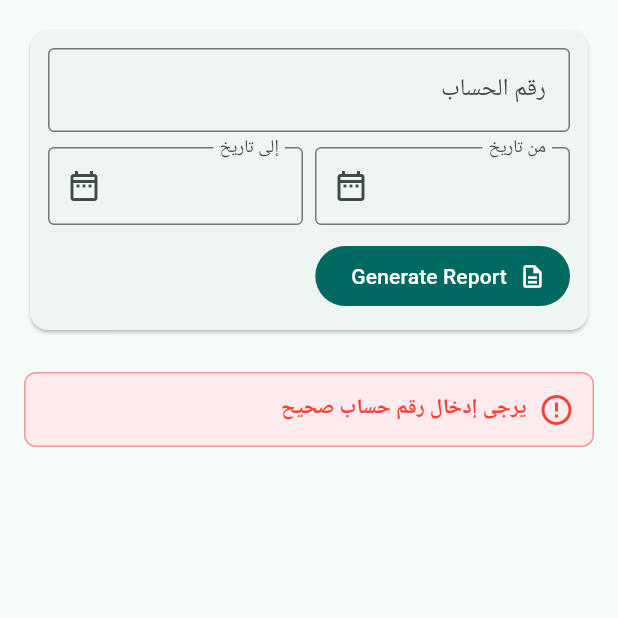
After one commit to AiExpert1985/subscribers_payment, a Flutter app: the ReportsScreen screen opened directly, after a tap on "Generate Report", on a phone screen of 412 x 824 dp, the top half of it. The commit adds this screen. Run offline on Flutter 3.47's test engine with Material 3 defaults, Android fonts, the phone set to English and light mode, and no system bars; our stand-ins replace file_picker, flutter_riverpod, pdf, printing, sqflite, sqflite_common_ffi; missing offline and left inert: excel; accounts and stored records are empty; Roboto replaces fonts that are missing (Segoe UI).

Commit message:
Task: Implement Reports Screen With Navigation and Printing

```diff
--- /dev/null
+++ b/lib/reports/reports_screen.dart
@@ -0,0 +1,539 @@
+import 'package:flutter/material.dart';
+import 'package:flutter/services.dart';
+import 'package:flutter_riverpod/flutter_riverpod.dart';
+import 'package:intl/intl.dart' as intl;
+import 'package:pdf/pdf.dart';
+import 'package:pdf/widgets.dart' as pw;
+import 'package:printing/printing.dart';
+import '../data/models/payment.dart';
+import '../data/providers.dart';
+
+/// Reports screen: generate subscriber-level payment reports by account number.
+class ReportsScreen extends ConsumerStatefulWidget {
+  const ReportsScreen({super.key});
+
+  @override
+  ConsumerState<ReportsScreen> createState() => _ReportsScreenState();
+}
+
+class _ReportsScreenState extends ConsumerState<ReportsScreen> {
+  final _accountCtrl = TextEditingController();
+  DateTime? _fromDate;
+  DateTime? _toDate;
+
+  bool _isLoading = false;
+  String? _errorMessage;
+  _GeneratedReport? _report;
+
+  @override
+  void dispose() {
+    _accountCtrl.dispose();
+    super.dispose();
+  }
+
+  @override
+  Widget build(BuildContext context) {
+    return Scaffold(
+      body: SingleChildScrollView(
+        padding: const EdgeInsets.all(16),
+        child: Column(
+          crossAxisAlignment: CrossAxisAlignment.stretch,
+          children: [
+            _buildInputsCard(context),
+            const SizedBox(height: 12),
+            if (_isLoading) const LinearProgressIndicator(),
+            if (_errorMessage != null) ...[
+              const SizedBox(height: 12),
+              _buildErrorBanner(_errorMessage!),
+            ],
+            if (_report != null) ...[
+              const SizedBox(height: 12),
+              _buildReportCard(_report!),
+            ],
+          ],
+        ),
+      ),
+    );
+  }
+
+  Widget _buildInputsCard(BuildContext context) {
+    return Card(
+      child: Padding(
+        padding: const EdgeInsets.all(12),
+        child: Column(
+          crossAxisAlignment: CrossAxisAlignment.stretch,
+          children: [
+            TextField(
+              controller: _accountCtrl,
+              keyboardType: TextInputType.number,
+              inputFormatters: [FilteringTextInputFormatter.digitsOnly],
+              decoration: const InputDecoration(
+                labelText: 'رقم الحساب',
+                border: OutlineInputBorder(),
+              ),
+            ),
+            const SizedBox(height: 10),
+            Row(
+              children: [
+                Expanded(
+                  child: _DateField(
+                    label: 'من تاريخ',
+                    value: _fromDate,
+                    onPick: () => _pickDate(
+                      context: context,
+                      initialDate: _fromDate ?? DateTime.now(),
+                      onSelected: (date) => setState(() => _fromDate = date),
+                    ),
+                    onClear: _fromDate == null
+                        ? null
+                        : () => setState(() => _fromDate = null),
+                  ),
+                ),
+                const SizedBox(width: 8),
+                Expanded(
+                  child: _DateField(
+                    label: 'إلى تاريخ',
+                    value: _toDate,
+                    onPick: () => _pickDate(
+                      context: context,
+                      initialDate: _toDate ?? DateTime.now(),
+                      onSelected: (date) => setState(() => _toDate = date),
+                    ),
+                    onClear: _toDate == null
+                        ? null
+                        : () => setState(() => _toDate = null),
+                  ),
+                ),
+              ],
+            ),
+            const SizedBox(height: 10),
+            Align(
+              alignment: AlignmentDirectional.centerStart,
+              child: FilledButton.icon(
+                onPressed: _isLoading ? null : _generateReport,
+                icon: const Icon(Icons.description_outlined),
+                label: const Text('Generate Report'),
+              ),
+            ),
+          ],
+        ),
+      ),
+    );
+  }
+
+  Widget _buildErrorBanner(String message) {
+    return Container(
+      padding: const EdgeInsets.all(12),
+      decoration: BoxDecoration(
+        color: Colors.red.shade50,
+        borderRadius: BorderRadius.circular(8),
+        border: Border.all(color: Colors.red.shade200),
+      ),
+      child: Row(
+        children: [
+          const Icon(Icons.error_outline, color: Colors.red),
+          const SizedBox(width: 8),
+          Expanded(
+            child: Text(
+              message,
+              style: const TextStyle(
+                color: Colors.red,
+                fontWeight: FontWeight.w600,
+              ),
+            ),
+          ),
+        ],
+      ),
+    );
+  }
+
+  Widget _buildReportCard(_GeneratedReport report) {
+    final numberFormat = intl.NumberFormat('#,##0.###');
+
+    return Card(
+      child: Padding(
+        padding: const EdgeInsets.all(12),
+        child: Column(
+          crossAxisAlignment: CrossAxisAlignment.stretch,
+          children: [
+            Row(
+              children: [
+                const Expanded(
+                  child: Text(
+                    'تقرير المشترك',
+                    style: TextStyle(fontSize: 18, fontWeight: FontWeight.bold),
+                  ),
+                ),
+                FilledButton.tonalIcon(
+                  onPressed: _printReport,
+                  icon: const Icon(Icons.print_outlined),
+                  label: const Text('طباعة'),
+                ),
+              ],
+            ),
+            const SizedBox(height: 8),
+            _reportLine(
+              'رقم الحساب المدخل',
+              report.searchedAccountNumber.toString(),
+            ),
+            _reportLine('اسم المشترك', report.subscriberName),
+            _reportLine('الحسابات', report.accountNumbers.join(' - ')),
+            _reportLine('الفترة', report.periodLabel),
+            _reportLine(
+              'إجمالي المبلغ',
+              numberFormat.format(report.totalAmount),
+            ),
+            _reportLine(
+              'تاريخ الإنشاء',
+              intl.DateFormat('yyyy/MM/dd HH:mm').format(report.generatedAt),
+            ),
+            const SizedBox(height: 12),
+            SingleChildScrollView(
+              scrollDirection: Axis.horizontal,
+              child: DataTable(
+                columnSpacing: 16,
+                columns: const [
+                  DataColumn(label: Text('رقم الحساب')),
+                  DataColumn(label: Text('اسم المشترك')),
+                  DataColumn(label: Text('التاريخ')),
+                  DataColumn(label: Text('المبلغ')),
+                  DataColumn(label: Text('رقم الختم')),
+                ],
+                rows: report.payments
+                    .map(
+                      (payment) => DataRow(
+                        cells: [
+                          DataCell(
+                            Text(payment.referenceAccountNumber.toString()),
+                          ),
+                          DataCell(Text(report.subscriberName)),
+                          DataCell(
+                            Text(_formatDateFromTimestamp(payment.paymentDate)),
+                          ),
+                          DataCell(Text(numberFormat.format(payment.amount))),
+                          DataCell(Text(payment.stampNumber ?? '')),
+                        ],
+                      ),
+                    )
+                    .toList(),
+              ),
+            ),
+            if (report.payments.isEmpty)
+              const Padding(
+                padding: EdgeInsets.symmetric(vertical: 16),
+                child: Text(
+                  'لا توجد تسديدات ضمن الفترة المحددة',
+                  style: TextStyle(color: Colors.grey),
+                  textAlign: TextAlign.center,
+                ),
+              ),
+          ],
+        ),
+      ),
+    );
+  }
+
+  Widget _reportLine(String title, String value) {
+    return Padding(
+      padding: const EdgeInsets.symmetric(vertical: 2),
+      child: Row(
+        children: [
+          SizedBox(
+            width: 120,
+            child: Text(
+              '$title:',
+              style: const TextStyle(fontWeight: FontWeight.w600),
+            ),
+          ),
+          Expanded(child: Text(value)),
+        ],
+      ),
+    );
+  }
+
+  Future<void> _generateReport() async {
+    final accountNumber = int.tryParse(_accountCtrl.text.trim());
+    if (accountNumber == null) {
+      setState(() {
+        _errorMessage = 'يرجى إدخال رقم حساب صحيح';
+        _report = null;
+      });
+      return;
+    }
+
+    if (_fromDate != null && _toDate != null && _fromDate!.isAfter(_toDate!)) {
+      setState(() {
+        _errorMessage = 'تاريخ البداية يجب أن يكون قبل تاريخ النهاية';
+        _report = null;
+      });
+      return;
+    }
+
+    setState(() {
+      _isLoading = true;
+      _errorMessage = null;
+    });
+
+    final db = ref.read(databaseServiceProvider);
+    final accountRow = await db.getAccountByNumber(accountNumber);
+
+    if (!mounted) return;
+
+    if (accountRow == null) {
+      setState(() {
+        _isLoading = false;
+        _report = null;
+        _errorMessage = 'المستخدم غير موجود';
+      });
+      return;
+    }
+
+    final groupId = accountRow['subscriber_group_id'] as int;
+    final groupRow = await db.getSubscriberGroupById(groupId);
+    final accountRows = await db.getAccountsByGroupId(groupId);
+    final accountNumbers = accountRows
+        .map((row) => row['account_number'] as int)
+        .toList();
+
+    final fromTimestamp = _fromDate == null ? null : _startOfDay(_fromDate!);
+    final toTimestamp = _toDate == null ? null : _endOfDay(_toDate!);
+
+    final paymentRows = await db.getPaymentsByAccountNumbers(
+      accountNumbers: accountNumbers,
+      fromDate: fromTimestamp,
+      toDate: toTimestamp,
+    );
+    final payments = paymentRows.map(Payment.fromMap).toList();
+
+    final report = _GeneratedReport(
+      searchedAccountNumber: accountNumber,
+      subscriberName: (groupRow?['name'] as String?)?.trim().isNotEmpty == true
+          ? (groupRow!['name'] as String)
+          : '(بدون اسم)',
+      accountNumbers: accountNumbers,
+      fromDate: _fromDate,
+      toDate: _toDate,
+      payments: payments,
+      generatedAt: DateTime.now(),
+    );
+
+    if (!mounted) return;
+
+    setState(() {
+      _isLoading = false;
+      _report = report;
+      _errorMessage = null;
+    });
+  }
+
+  Future<void> _pickDate({
+    required BuildContext context,
+    required DateTime initialDate,
+    required ValueChanged<DateTime> onSelected,
+  }) async {
+    final picked = await showDatePicker(
+      context: context,
+      initialDate: initialDate,
+      firstDate: DateTime(2000, 1, 1),
+      lastDate: DateTime(2100, 12, 31),
+    );
+    if (picked != null) onSelected(picked);
+  }
+
+  Future<void> _printReport() async {
+    final report = _report;
+    if (report == null) return;
+
+    final numberFormat = intl.NumberFormat('#,##0.###');
+    final pdfFont = await PdfGoogleFonts.notoNaskhArabicRegular();
+
+    await Printing.layoutPdf(
+      onLayout: (format) async {
+        final doc = pw.Document();
+
+        doc.addPage(
+          pw.MultiPage(
+            pageFormat: format,
+            margin: const pw.EdgeInsets.all(24),
+            theme: pw.ThemeData.withFont(base: pdfFont, bold: pdfFont),
+            build: (_) => [
+              pw.Text(
+                'تقرير المشترك',
+                style: pw.TextStyle(
+                  fontSize: 20,
+                  fontWeight: pw.FontWeight.bold,
+                ),
+                textDirection: pw.TextDirection.rtl,
+              ),
+              pw.SizedBox(height: 12),
+              _pdfLine('اسم المشترك', report.subscriberName),
+              _pdfLine(
+                'رقم الحساب المدخل',
+                report.searchedAccountNumber.toString(),
+              ),
+              _pdfLine('الحسابات', report.accountNumbers.join(' - ')),
+              _pdfLine('الفترة', report.periodLabel),
+              _pdfLine(
+                'إجمالي المبلغ',
+                numberFormat.format(report.totalAmount),
+              ),
+              _pdfLine(
+                'تاريخ الإنشاء',
+                intl.DateFormat('yyyy/MM/dd HH:mm').format(report.generatedAt),
+              ),
+              pw.SizedBox(height: 16),
+              pw.TableHelper.fromTextArray(
+                headers: const [
+                  'رقم الحساب',
+                  'اسم المشترك',
+                  'التاريخ',
+                  'المبلغ',
+                  'رقم الختم',
+                ],
+                data: report.payments
+                    .map(
+                      (payment) => [
+                        payment.referenceAccountNumber.toString(),
+                        report.subscriberName,
+                        _formatDateFromTimestamp(payment.paymentDate),
+                        numberFormat.format(payment.amount),
+                        payment.stampNumber ?? '',
+                      ],
+                    )
+                    .toList(),
+                headerStyle: pw.TextStyle(fontWeight: pw.FontWeight.bold),
+                cellAlignment: pw.Alignment.centerRight,
+                headerAlignment: pw.Alignment.centerRight,
+                cellStyle: const pw.TextStyle(fontSize: 10),
+                headerDecoration: const pw.BoxDecoration(
+                  color: PdfColors.grey300,
+                ),
+                cellAlignments: const {
+                  0: pw.Alignment.centerRight,
+                  1: pw.Alignment.centerRight,
+                  2: pw.Alignment.centerRight,
+                  3: pw.Alignment.centerRight,
+                  4: pw.Alignment.centerRight,
+                },
+              ),
+            ],
+          ),
+        );
+
+        return doc.save();
+      },
+    );
+  }
+
+  pw.Widget _pdfLine(String title, String value) {
+    return pw.Padding(
+      padding: const pw.EdgeInsets.symmetric(vertical: 2),
+      child: pw.Row(
+        children: [
+          pw.SizedBox(
+            width: 110,
+            child: pw.Text(
+              '$title:',
+              style: pw.TextStyle(fontWeight: pw.FontWeight.bold),
+              textDirection: pw.TextDirection.rtl,
+            ),
+          ),
+          pw.Expanded(
+            child: pw.Text(value, textDirection: pw.TextDirection.rtl),
+          ),
+        ],
+      ),
+    );
+  }
+
+  String _formatDate(DateTime date) {
+    return intl.DateFormat('yyyy/MM/dd').format(date);
+  }
+
+  String _formatDateFromTimestamp(int timestamp) {
+    return _formatDate(DateTime.fromMillisecondsSinceEpoch(timestamp));
+  }
+
+  int _startOfDay(DateTime date) {
+    return DateTime(date.year, date.month, date.day).millisecondsSinceEpoch;
+  }
+
+  int _endOfDay(DateTime date) {
+    return DateTime(
+      date.year,
+      date.month,
+      date.day,
+      23,
+      59,
+      59,
+      999,
+    ).millisecondsSinceEpoch;
+  }
+}
+
+class _DateField extends StatelessWidget {
+  final String label;
+  final DateTime? value;
+  final VoidCallback onPick;
+  final VoidCallback? onClear;
+
+  const _DateField({
+    required this.label,
+    required this.value,
+    required this.onPick,
+    this.onClear,
+  });
+
+  @override
+  Widget build(BuildContext context) {
+    final text = value == null
+        ? ''
+        : intl.DateFormat('yyyy/MM/dd').format(value!);
+
+    return InkWell(
+      onTap: onPick,
+      child: InputDecorator(
+        decoration: InputDecoration(
+          labelText: label,
+          border: const OutlineInputBorder(),
+          suffixIcon: value == null
+              ? const Icon(Icons.date_range_outlined)
+              : IconButton(onPressed: onClear, icon: const Icon(Icons.clear)),
+        ),
+        child: Text(text),
+      ),
+    );
+  }
+}
+
+class _GeneratedReport {
+  final int searchedAccountNumber;
+  final String subscriberName;
+  final List<int> accountNumbers;
+  final DateTime? fromDate;
+  final DateTime? toDate;
+  final List<Payment> payments;
+  final DateTime generatedAt;
+
+  _GeneratedReport({
+    required this.searchedAccountNumber,
+    required this.subscriberName,
+    required this.accountNumbers,
+    required this.fromDate,
+    required this.toDate,
+    required this.payments,
+    required this.generatedAt,
+  });
+
+  String get periodLabel {
+    if (fromDate == null && toDate == null) return 'كل الفترات';
+
+    final formatter = intl.DateFormat('yyyy/MM/dd');
+    final start = fromDate == null ? 'البداية' : formatter.format(fromDate!);
+    final end = toDate == null ? 'النهاية' : formatter.format(toDate!);
+    return '$start - $end';
+  }
+
+  double get totalAmount =>
+      payments.fold(0, (sum, payment) => sum + payment.amount);
+}
--- a/pubspec.yaml
+++ b/pubspec.yaml
@@ -51,6 +51,8 @@ dependencies:
 
   # Date formatting
   intl: ^0.20.0
+  printing: ^5.14.2
+  pdf: ^3.11.3
 
 dev_dependencies:
   flutter_test:
```
Also changed, not shown: lib/data/database_service.dart (+39 -0 lines), lib/main.dart (+6 -1 lines), pubspec.lock, 11 other files.
